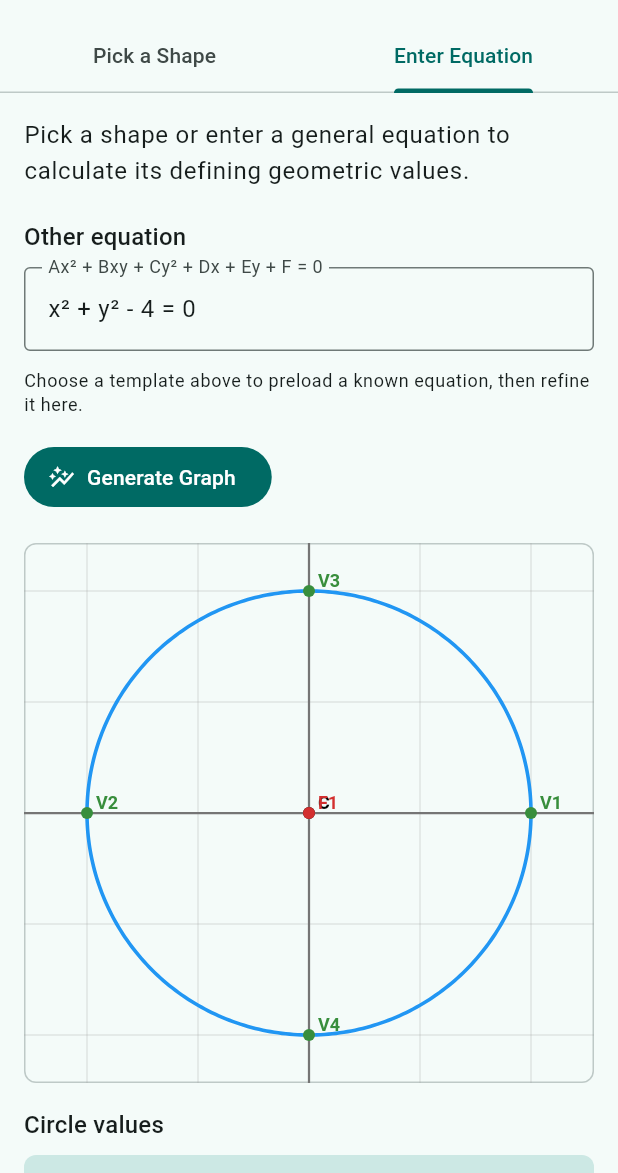
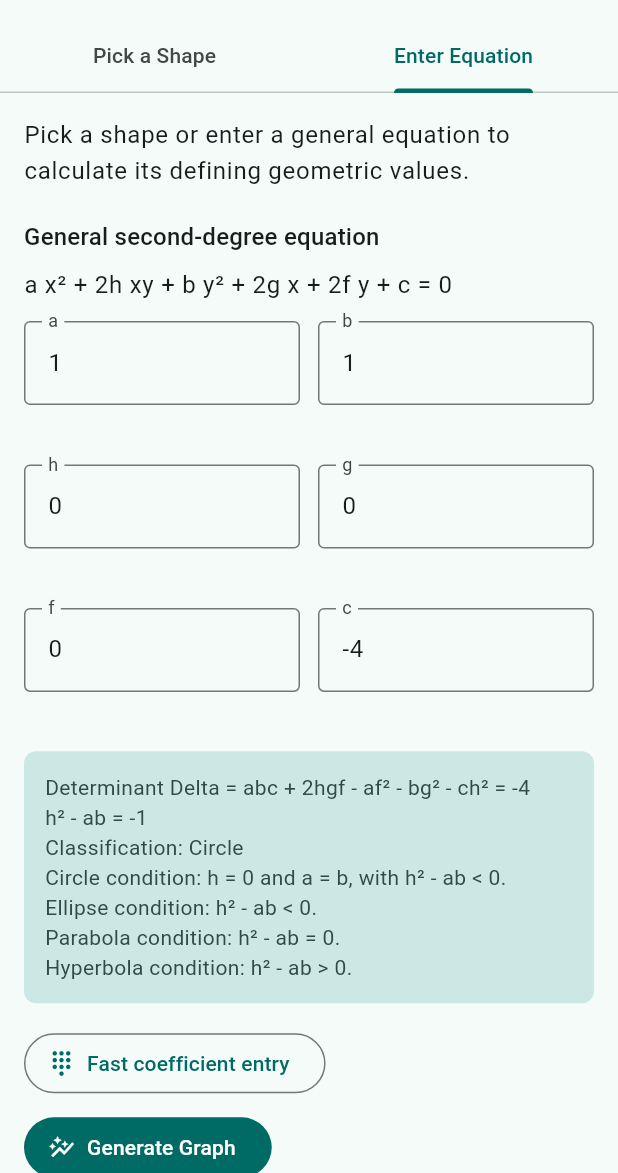
Before and after one commit to upendrasinghdhami43-807/Flutter_calculator, a Flutter app: the ConicWorkspace screen opened directly, tab 2 chosen, after a tap on "Generate Graph", on a phone screen of 412 x 824 dp, the part 63-1236 px from its top. Run offline on Flutter 3.47's test engine with Material 3 defaults, Android fonts, the phone set to English and light mode, and no system bars; our stand-ins replace flutter_riverpod, go_router, shared_preferences; accounts and stored records are empty.

```diff
--- a/lib/features/advanced/conic/conic_workspace.dart
+++ b/lib/features/advanced/conic/conic_workspace.dart
@@ -4,7 +4,7 @@ import '../../../core/conics/conic_painter.dart';
 import '../../../core/conics/conic_result.dart';
 import '../../../core/conics/conic_solver.dart';
 import '../../../core/expression_engine/errors.dart';
-import 'general_conic_parser.dart';
+import '../../../shared/widgets/guided_number_entry_sheet.dart';
 
 enum ManualConicShape { circle, ellipse, parabola, hyperbola, rectangularHyperbola }
 
@@ -24,7 +24,6 @@ class ConicWorkspace extends StatefulWidget {
 
 class _ConicWorkspaceState extends State<ConicWorkspace> with SingleTickerProviderStateMixin {
   final _solver = const ConicSolver();
-  final _parser = const GeneralConicParser();
   late final TabController _tabs;
   final _centerX = TextEditingController(text: '0');
   final _centerY = TextEditingController(text: '0');
@@ -32,7 +31,12 @@ class _ConicWorkspaceState extends State<ConicWorkspace> with SingleTickerProvid
   final _axisX = TextEditingController(text: '2');
   final _axisY = TextEditingController(text: '3');
   final _p = TextEditingController(text: '1');
-  final _equation = TextEditingController(text: 'x² + y² - 4 = 0');
+  final _generalA = TextEditingController(text: '1');
+  final _generalB = TextEditingController(text: '1');
+  final _generalH = TextEditingController(text: '0');
+  final _generalG = TextEditingController(text: '0');
+  final _generalF = TextEditingController(text: '0');
+  final _generalC = TextEditingController(text: '-4');
   ManualConicShape _shape = ManualConicShape.circle;
   String _parabolaDirection = 'Up';
   String _hyperbolaAxis = 'Horizontal';
@@ -48,7 +52,7 @@ class _ConicWorkspaceState extends State<ConicWorkspace> with SingleTickerProvid
   @override
   void dispose() {
     _tabs.dispose();
-    for (final controller in [_centerX, _centerY, _radius, _axisX, _axisY, _p, _equation]) {
+    for (final controller in [_centerX, _centerY, _radius, _axisX, _axisY, _p, _generalA, _generalB, _generalH, _generalG, _generalF, _generalC]) {
       controller.dispose();
     }
     super.dispose();
@@ -57,18 +61,6 @@ class _ConicWorkspaceState extends State<ConicWorkspace> with SingleTickerProvid
   void _applyTemplate(ManualConicShape shape) {
     setState(() {
       _shape = shape;
-      switch (shape) {
-        case ManualConicShape.circle:
-          _equation.text = 'x² + y² - 4 = 0';
-        case ManualConicShape.ellipse:
-          _equation.text = '9x² + 4y² - 36 = 0';
-        case ManualConicShape.parabola:
-          _equation.text = 'x² - 4y = 0';
-        case ManualConicShape.hyperbola:
-          _equation.text = 'x² - 4y² - 4 = 0';
-        case ManualConicShape.rectangularHyperbola:
-          _equation.text = 'x² - y² - 1 = 0';
-      }
     });
   }
 
@@ -104,8 +96,14 @@ class _ConicWorkspaceState extends State<ConicWorkspace> with SingleTickerProvid
 
   void _generateEquation() {
     try {
-      final coefficients = _parser.parse(_equation.text);
-      final result = _solver.solveGeneral(coefficients.a, coefficients.b, coefficients.c, coefficients.d, coefficients.e, coefficients.f);
+      final result = _solver.solveGeneral(
+        _generalValue(_generalA),
+        2 * _generalValue(_generalH),
+        _generalValue(_generalB),
+        2 * _generalValue(_generalG),
+        2 * _generalValue(_generalF),
+        _generalValue(_generalC),
+      );
       setState(() {
         _result = result;
         _error = null;
@@ -118,6 +116,8 @@ class _ConicWorkspaceState extends State<ConicWorkspace> with SingleTickerProvid
   }
 
   double _read(TextEditingController controller) => double.parse(controller.text.trim());
+
+  double _generalValue(TextEditingController controller) => double.parse(controller.text.trim());
 
   double _signedParabolaP() {
     final value = _read(_p);
@@ -195,16 +195,32 @@ class _ConicWorkspaceState extends State<ConicWorkspace> with SingleTickerProvid
     return Column(
       crossAxisAlignment: CrossAxisAlignment.start,
       children: [
-        Text('Other equation', style: Theme.of(context).textTheme.titleMedium),
+        Text('General second-degree equation', style: Theme.of(context).textTheme.titleMedium),
         const SizedBox(height: 8),
-        TextFormField(
-          controller: _equation,
-          decoration: const InputDecoration(labelText: 'Ax² + Bxy + Cy² + Dx + Ey + F = 0', border: OutlineInputBorder()),
-          autocorrect: false,
+        Text('a x² + 2h xy + b y² + 2g x + 2f y + c = 0', style: Theme.of(context).textTheme.bodyLarge),
+        const SizedBox(height: 12),
+        _ParameterGrid(
+          children: [
+            _generalField('a', _generalA),
+            _generalField('b', _generalB),
+            _generalField('h', _generalH),
+            _generalField('g', _generalG),
+            _generalField('f', _generalF),
+            _generalField('c', _generalC),
+          ],
         ),
         const SizedBox(height: 12),
-        Text('Choose a template above to preload a known equation, then refine it here.', style: Theme.of(context).textTheme.bodySmall),
+        _GeneralConicConditions(
+          a: _tryGeneralValue(_generalA),
+          b: _tryGeneralValue(_generalB),
+          h: _tryGeneralValue(_generalH),
+          g: _tryGeneralValue(_generalG),
+          f: _tryGeneralValue(_generalF),
+          c: _tryGeneralValue(_generalC),
+        ),
         const SizedBox(height: 16),
+        OutlinedButton.icon(onPressed: _openGeneralGuidedEntry, icon: const Icon(Icons.dialpad_outlined), label: const Text('Fast coefficient entry')),
+        const SizedBox(height: 8),
         FilledButton.icon(onPressed: _generateEquation, icon: const Icon(Icons.auto_graph), label: const Text('Generate Graph')),
       ],
     );
@@ -215,6 +231,30 @@ class _ConicWorkspaceState extends State<ConicWorkspace> with SingleTickerProvid
     keyboardType: const TextInputType.numberWithOptions(decimal: true, signed: true),
     decoration: InputDecoration(labelText: label, border: const OutlineInputBorder()),
   );
+
+  Widget _generalField(String label, TextEditingController controller) => TextFormField(
+    controller: controller,
+    keyboardType: const TextInputType.numberWithOptions(decimal: true, signed: true),
+    decoration: InputDecoration(labelText: label, border: const OutlineInputBorder()),
+    onChanged: (_) => setState(() {}),
+  );
+
+  double? _tryGeneralValue(TextEditingController controller) => double.tryParse(controller.text.trim());
+
+  void _openGeneralGuidedEntry() {
+    final controllers = [_generalA, _generalB, _generalH, _generalG, _generalF, _generalC];
+    GuidedNumberEntrySheet.show(
+      context,
+      title: 'General conic coefficients',
+      labels: const ['a (x²)', 'b (y²)', 'h (2hxy)', 'g (2gx)', 'f (2fy)', 'c (constant)'],
+      values: controllers.map((controller) => controller.text).toList(),
+      onValue: (index, value) {
+        controllers[index].text = value;
+        setState(() {});
+      },
+      onFinished: _generateEquation,
+    );
+  }
 
   Widget _directionPicker() => DropdownButtonFormField<String>(
     initialValue: _parabolaDirection,
@@ -327,3 +367,44 @@ class _StatusPanel extends StatelessWidget {
     );
   }
 }
+
+class _GeneralConicConditions extends StatelessWidget {
+  const _GeneralConicConditions({required this.a, required this.b, required this.h, required this.g, required this.f, required this.c});
+
+  final double? a;
+  final double? b;
+  final double? h;
+  final double? g;
+  final double? f;
+  final double? c;
+
+  @override
+  Widget build(BuildContext context) {
+    if ([a, b, h, g, f, c].any((value) => value == null)) {
+      return const _StatusPanel(message: 'Enter all six numeric coefficients to calculate the determinant and conditions.', isError: true);
+    }
+    final determinant = a! * b! * c! + 2 * h! * g! * f! - a! * f! * f! - b! * g! * g! - c! * h! * h!;
+    final discriminant = h! * h! - a! * b!;
+    const tolerance = 1e-9;
+    final type = determinant.abs() < tolerance
+        ? 'Degenerate conic'
+        : discriminant < -tolerance
+            ? (h!.abs() < tolerance && (a! - b!).abs() < tolerance ? 'Circle' : 'Ellipse')
+            : discriminant > tolerance
+                ? 'Hyperbola'
+                : 'Parabola';
+    final conditions = [
+      'Determinant Delta = abc + 2hgf - af² - bg² - ch² = ${_format(determinant)}',
+      'h² - ab = ${_format(discriminant)}',
+      'Classification: $type',
+      'Circle condition: h = 0 and a = b, with h² - ab < 0.',
+      'Ellipse condition: h² - ab < 0.',
+      'Parabola condition: h² - ab = 0.',
+      'Hyperbola condition: h² - ab > 0.',
+      if (determinant.abs() < tolerance) 'Delta = 0: the equation is degenerate; it may represent lines, a point, or no real locus.',
+    ];
+    return _StatusPanel(message: conditions.join('\n'), isError: determinant.abs() < tolerance);
+  }
+
+  String _format(double value) => value.toStringAsPrecision(7).replaceFirst(RegExp(r'0+$'), '').replaceFirst(RegExp(r'\.$'), '');
+}
--- a/lib/shared/widgets/guided_number_entry_sheet.dart
+++ b/lib/shared/widgets/guided_number_entry_sheet.dart
@@ -9,6 +9,7 @@ class GuidedNumberEntrySheet extends StatefulWidget {
     required this.labels,
     required this.values,
     required this.onValue,
+    this.onFinished,
     super.key,
   });
 
@@ -16,6 +17,7 @@ class GuidedNumberEntrySheet extends StatefulWidget {
   final List<String> labels;
   final List<String> values;
   final void Function(int index, String value) onValue;
+  final VoidCallback? onFinished;
 
   static Future<void> show(
     BuildContext context, {
@@ -23,11 +25,12 @@ class GuidedNumberEntrySheet extends StatefulWidget {
     required List<String> labels,
     required List<String> values,
     required void Function(int index, String value) onValue,
+    VoidCallback? onFinished,
   }) {
     return showModalBottomSheet<void>(
       context: context,
       isScrollControlled: true,
-      builder: (_) => GuidedNumberEntrySheet(title: title, labels: labels, values: values, onValue: onValue),
+      builder: (_) => GuidedNumberEntrySheet(title: title, labels: labels, values: values, onValue: onValue, onFinished: onFinished),
     );
   }
 
@@ -61,6 +64,7 @@ class _GuidedNumberEntrySheetState extends State<GuidedNumberEntrySheet> {
   void _next() {
     _commitCurrent();
     if (_index == widget.labels.length - 1) {
+      widget.onFinished?.call();
       Navigator.of(context).pop();
       return;
     }
```
Also changed, not shown: lib/features/advanced/equation/equation_screen.dart (+50 -0 lines).
